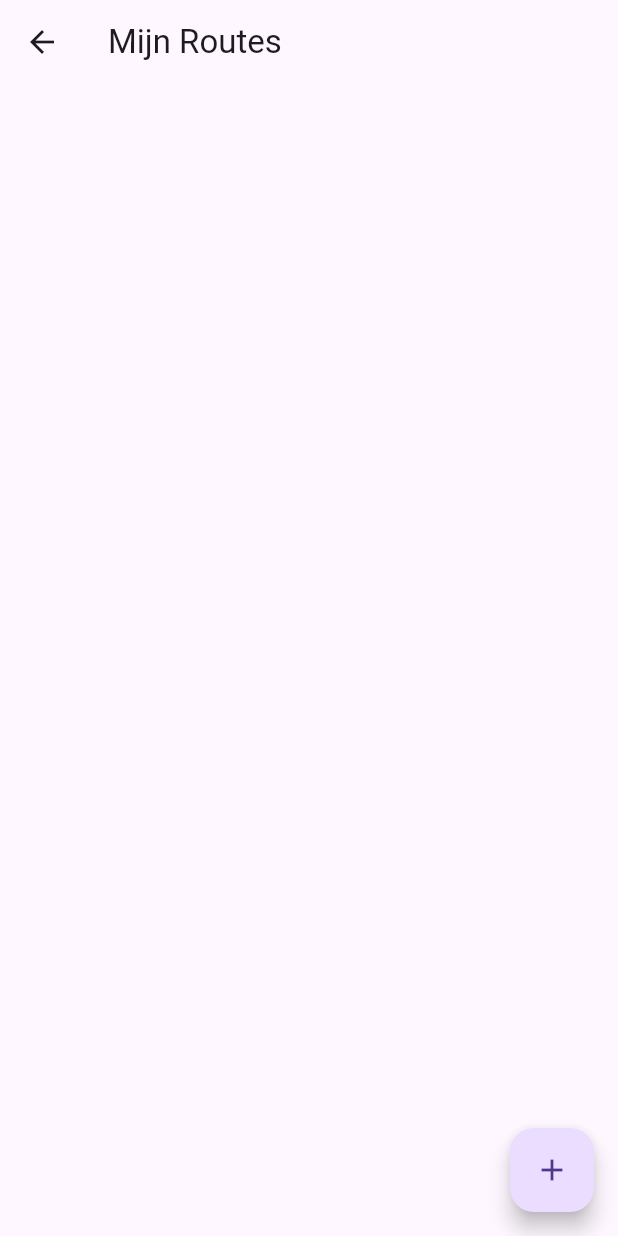
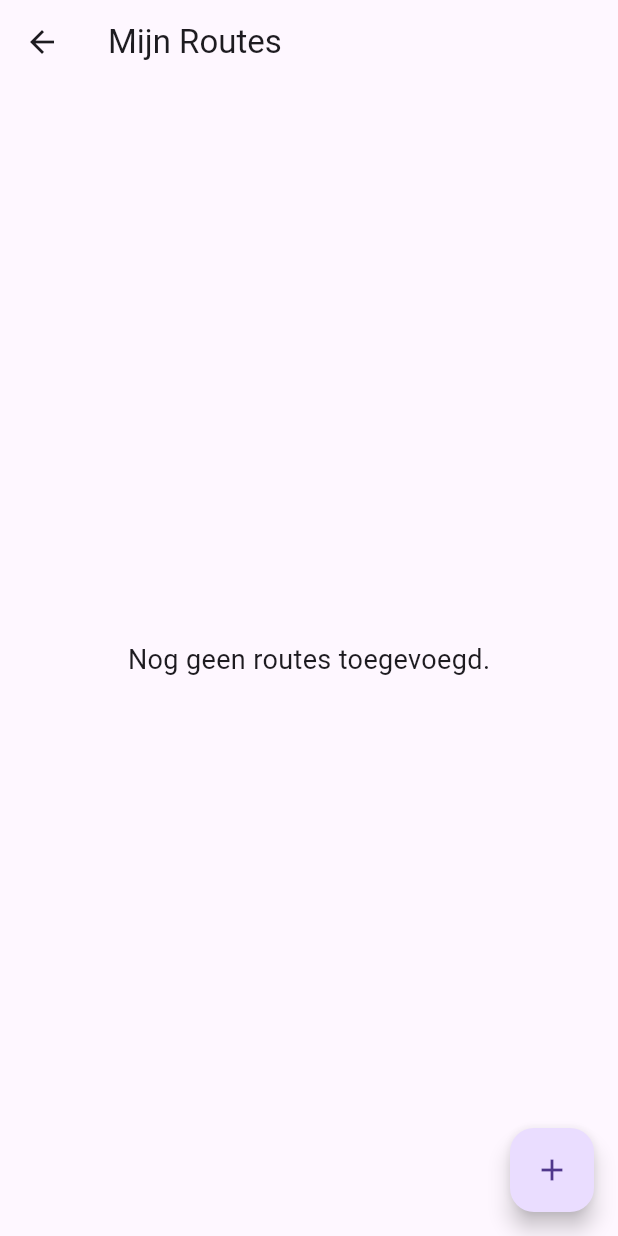
Before and after one commit to arneSchool/stravaMoto, a Flutter app: the RoutesOverviewPage screen opened directly, on a phone screen of 412 x 824 dp. Run offline on Flutter 3.47's test engine with Material 3 defaults, Android fonts, the phone set to English and light mode, and no system bars; our stand-ins replace cloud_firestore, firebase_auth, firebase_core, flutter_dotenv, flutter_map, geolocator and 1 more; accounts and stored records are empty; network calls fail.

Commit message:
fixen van bugs amai

```diff
--- a/untitled folder/flutter_application_1/lib/main.dart
+++ b/untitled folder/flutter_application_1/lib/main.dart
@@ -1,3 +1,5 @@
+import 'package:flutter_dotenv/flutter_dotenv.dart';
+
 import 'pages/home_page.dart';
 import 'pages/user_page.dart';
 import 'auth/auth_gate.dart';
@@ -7,6 +9,7 @@ import 'firebase_options.dart'; // gegenereerd door flutterfire configure
 
 void main() async {
   WidgetsFlutterBinding.ensureInitialized();
+  await dotenv.load();
   await Firebase.initializeApp(
     options: DefaultFirebaseOptions.currentPlatform,
   );
@@ -38,6 +41,7 @@ class _MainScreenState extends State<MainScreen> {
     UserPage(),
   ];
 
+
   void _onItemTapped(int index) {
     setState(() => _selectedIndex = index);
   }
--- a/untitled folder/flutter_application_1/lib/pages/routeoverview_page.dart
+++ b/untitled folder/flutter_application_1/lib/pages/routeoverview_page.dart
@@ -12,11 +12,26 @@ class RoutesOverviewPage extends StatelessWidget {
       body: StreamBuilder<QuerySnapshot>(
         stream: FirebaseFirestore.instance.collection('routes').snapshots(),
         builder: (context, snapshot) {
+          print("Routes snapshot state: ${snapshot.connectionState}");
+
+          if (snapshot.hasError) {
+            print("Firestore fout: ${snapshot.error}");
+            return Center(child: Text("Fout bij laden van routes."));
+          }
+
           if (!snapshot.hasData) {
+            print("Snapshot heeft nog geen data.");
             return Center(child: CircularProgressIndicator());
           }
 
           final routes = snapshot.data!.docs;
+          print("Aantal routes gevonden: ${routes.length}");
+
+          if (routes.isEmpty) {
+            return Center(
+              child: Text("Nog geen routes toegevoegd.", style: TextStyle(fontSize: 18)),
+            );
+          }
 
           return GridView.builder(
             padding: EdgeInsets.all(8),
@@ -115,9 +130,8 @@ class RoutesOverviewPage extends StatelessWidget {
   }
 
   LatLng getCenter(List points) {
-    if (points.isEmpty) {
-      return LatLng(51.05, 3.72);
-    }
+    if (points.isEmpty) return LatLng(51.05, 3.72); // fallback naar Gent
+
     double avgLat = 0;
     double avgLng = 0;
     for (var p in points) {
--- a/untitled folder/flutter_application_1/pubspec.yaml
+++ b/untitled folder/flutter_application_1/pubspec.yaml
@@ -43,6 +43,7 @@ dependencies:
   # js: ^0.6.7 # ja, deprecated, maar nodig voor jouw firebase_auth_web versie
 
   cupertino_icons: ^1.0.8
+  flutter_dotenv: ^5.2.1
 
 
 dev_dependencies:
@@ -62,13 +63,15 @@ dev_dependencies:
 # The following section is specific to Flutter packages.
 flutter:
 
+
   # The following line ensures that the Material Icons font is
   # included with your application, so that you can use the icons in
   # the material Icons class.
   uses-material-design: true
 
   # To add assets to your application, add an assets section, like this:
-  # assets:
+  assets:
+    - .env
   #   - images/a_dot_burr.jpeg
   #   - images/a_dot_ham.jpeg
 
```
Also changed, not shown: untitled folder/flutter_application_1/lib/auth/auth_gate.dart (+20 -6 lines), untitled folder/flutter_application_1/lib/pages/home_page.dart (+49 -4 lines), untitled folder/flutter_application_1/lib/pages/user_page.dart (+13 -1 lines), untitled folder/flutter_application_1/lib/firebase_options.dart, untitled folder/flutter_application_1/pubspec.lock.
